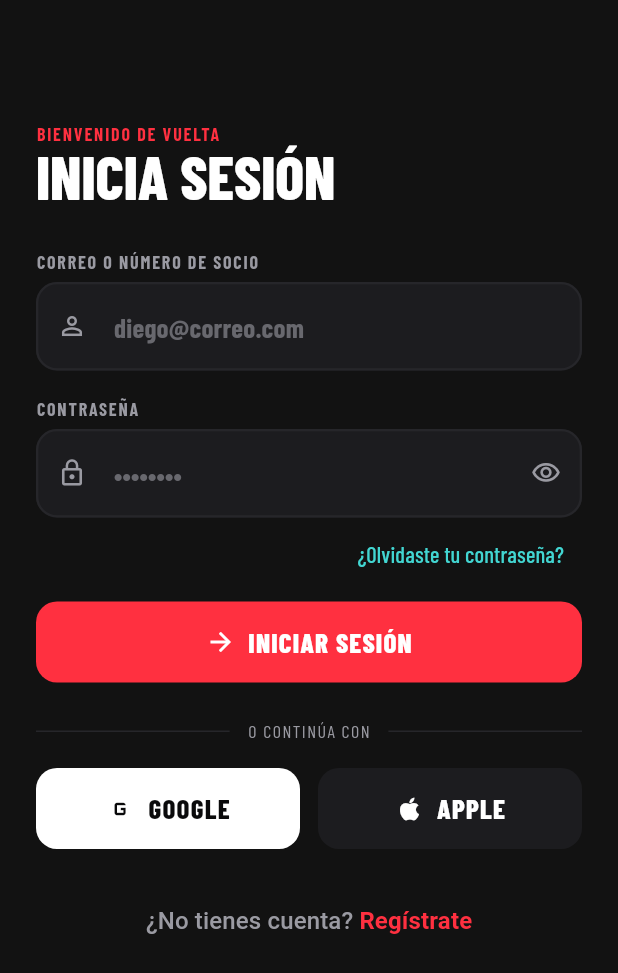
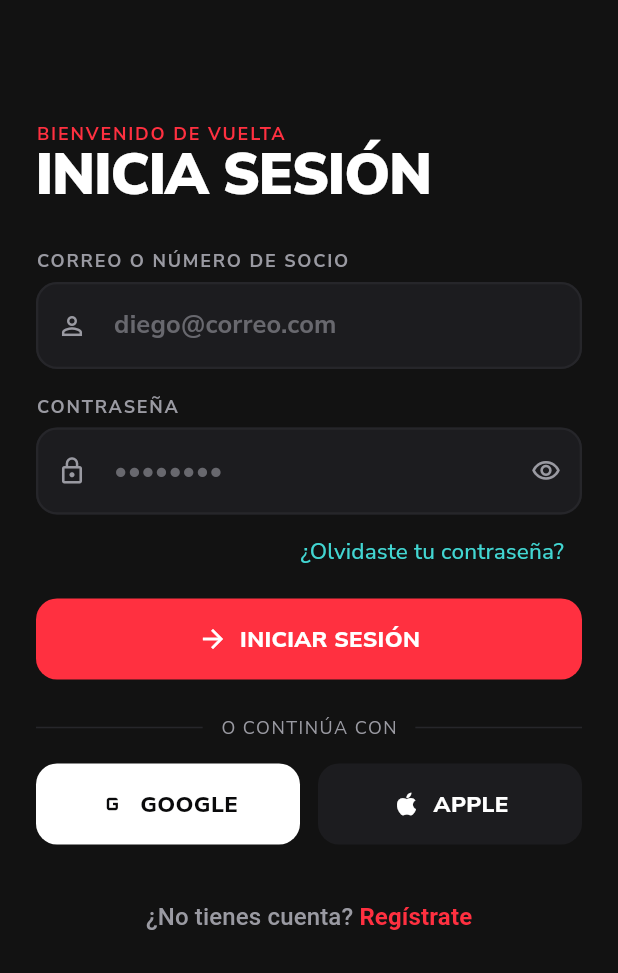
Before and after one commit to GeraldineAntonio/MUSKL, a Flutter app: the screen it shows after launch, after a tap on "INICIAR SESIÓN", on a phone screen of 412 x 824 dp. Shown: the top 973 px of the screen. Run offline on Flutter 3.47's test engine with Material 3 defaults, Android fonts, the phone set to English and light mode, and no system bars; our stand-ins replace audioplayers, file_picker, flutter_secure_storage, flutter_tts, go_router, google_fonts and 1 more; missing offline and left inert: pdfrx; network calls fail.

Commit message:
Mejora interfaz y tipografia MUSKL

```diff
--- a/muskl/lib/core/theme/app_theme.dart
+++ b/muskl/lib/core/theme/app_theme.dart
@@ -10,7 +10,7 @@ class AppTheme {
 
   static ThemeData dark() {
     final base = ThemeData.dark(useMaterial3: true);
-    final text = GoogleFonts.barlowCondensedTextTheme(base.textTheme).apply(
+    final text = GoogleFonts.nunitoSansTextTheme(base.textTheme).apply(
       bodyColor: AppColors.white,
       displayColor: AppColors.white,
     );
@@ -24,22 +24,31 @@ class AppTheme {
         error: AppColors.red,
       ),
       textTheme: text.copyWith(
-        // Títulos de pantalla: condensada, mayúsculas, muy gruesa.
+        // Tipografía redondeada y legible para acercarnos al estilo Nu Sans.
         headlineLarge: text.headlineLarge?.copyWith(
-          fontWeight: FontWeight.w800,
-          fontSize: 40,
-          height: 1.0,
+          fontWeight: FontWeight.w900,
+          fontSize: 38,
+          height: 1.04,
+          letterSpacing: -0.8,
         ),
         headlineMedium: text.headlineMedium?.copyWith(
+          fontWeight: FontWeight.w900,
+          fontSize: 27,
+          height: 1.08,
+          letterSpacing: -0.35,
+        ),
+        titleLarge: text.titleLarge?.copyWith(
           fontWeight: FontWeight.w800,
-          fontSize: 28,
-          height: 1.05,
+          fontSize: 21,
+          letterSpacing: -0.2,
         ),
         titleMedium: text.titleMedium?.copyWith(
           fontWeight: FontWeight.w700,
-          fontSize: 18,
+          fontSize: 17,
         ),
-        bodyMedium: text.bodyMedium?.copyWith(fontSize: 15),
+        bodyLarge: text.bodyLarge?.copyWith(fontSize: 16, height: 1.35),
+        bodyMedium: text.bodyMedium?.copyWith(fontSize: 15, height: 1.35),
+        bodySmall: text.bodySmall?.copyWith(fontSize: 13, height: 1.3),
         labelSmall: text.labelSmall?.copyWith(
           fontWeight: FontWeight.w700,
           fontSize: 12,
@@ -53,7 +62,7 @@ class AppTheme {
       ),
       snackBarTheme: SnackBarThemeData(
         backgroundColor: AppColors.surfaceHigh,
-        contentTextStyle: GoogleFonts.barlowCondensed(
+        contentTextStyle: GoogleFonts.nunitoSans(
           color: AppColors.white,
           fontSize: 16,
           fontWeight: FontWeight.w600,
--- a/muskl/lib/core/widgets/muskl_button.dart
+++ b/muskl/lib/core/widgets/muskl_button.dart
@@ -6,7 +6,7 @@ import '../theme/app_theme.dart';
 
 enum MusklButtonStyle { primary, secondary, light, accent, ghost }
 
-/// Botón grande de MUSKL: texto condensado en mayúsculas.
+/// Botón principal de MUSKL.
 class MusklButton extends StatelessWidget {
   const MusklButton({
     super.key,
@@ -60,11 +60,11 @@ class MusklButton extends StatelessWidget {
                       ],
                       Text(
                         label.toUpperCase(),
-                        style: GoogleFonts.barlowCondensed(
+                        style: GoogleFonts.nunitoSans(
                           color: fg,
-                          fontSize: 18,
+                          fontSize: 15,
                           fontWeight: FontWeight.w800,
-                          letterSpacing: 0.8,
+                          letterSpacing: 0.25,
                         ),
                       ),
                     ],
--- a/muskl/lib/core/widgets/muskl_card.dart
+++ b/muskl/lib/core/widgets/muskl_card.dart
@@ -23,6 +23,12 @@ class MusklCard extends StatelessWidget {
     return Material(
       color: selected ? AppColors.red : AppColors.surface,
       borderRadius: BorderRadius.circular(AppTheme.radius + 4),
+      shape: RoundedRectangleBorder(
+        borderRadius: BorderRadius.circular(AppTheme.radius + 4),
+        side: BorderSide(
+          color: selected ? AppColors.red : AppColors.surfaceHigh,
+        ),
+      ),
       child: InkWell(
         borderRadius: BorderRadius.circular(AppTheme.radius + 4),
         onTap: onTap,
--- a/muskl/lib/core/widgets/otp_input.dart
+++ b/muskl/lib/core/widgets/otp_input.dart
@@ -111,7 +111,7 @@ class _Box extends StatelessWidget {
       ),
       child: Text(
         char,
-        style: GoogleFonts.barlowCondensed(
+        style: GoogleFonts.nunitoSans(
           fontSize: 30,
           fontWeight: FontWeight.w800,
           color: AppColors.white,
```
Also changed, not shown: muskl/lib/core/widgets/muskl_bottom_nav.dart (+26 -8 lines).
